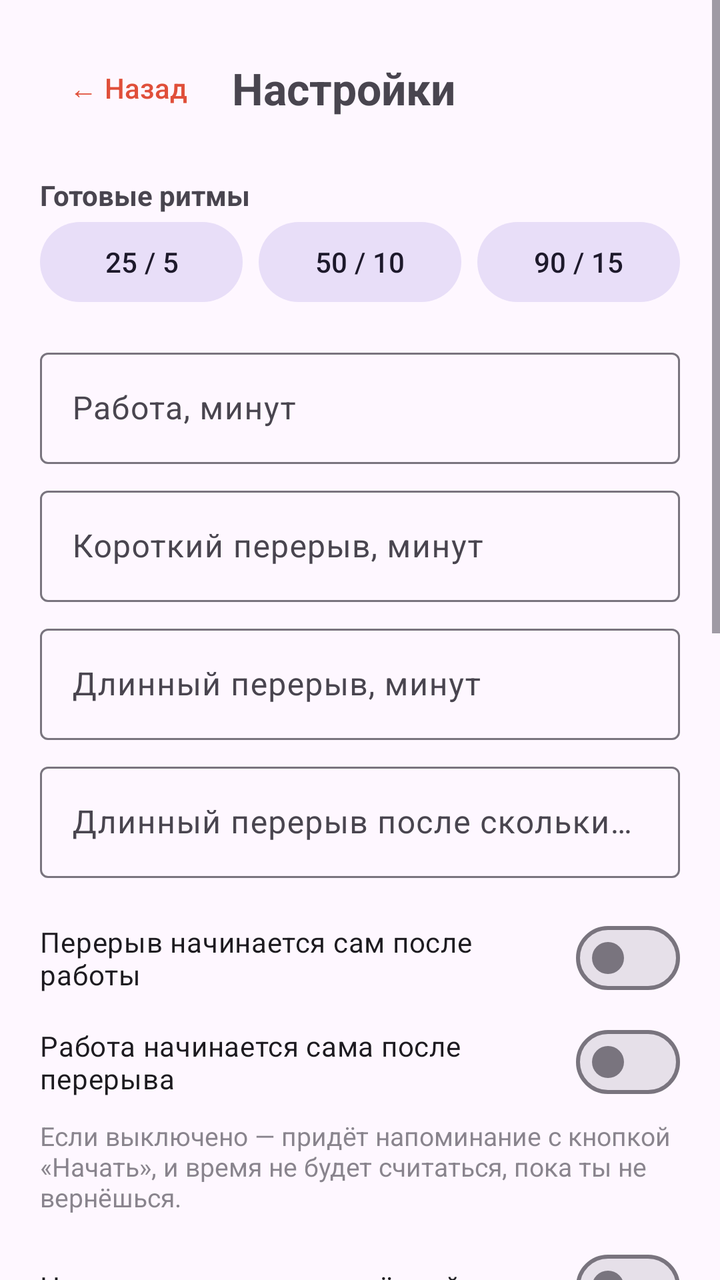
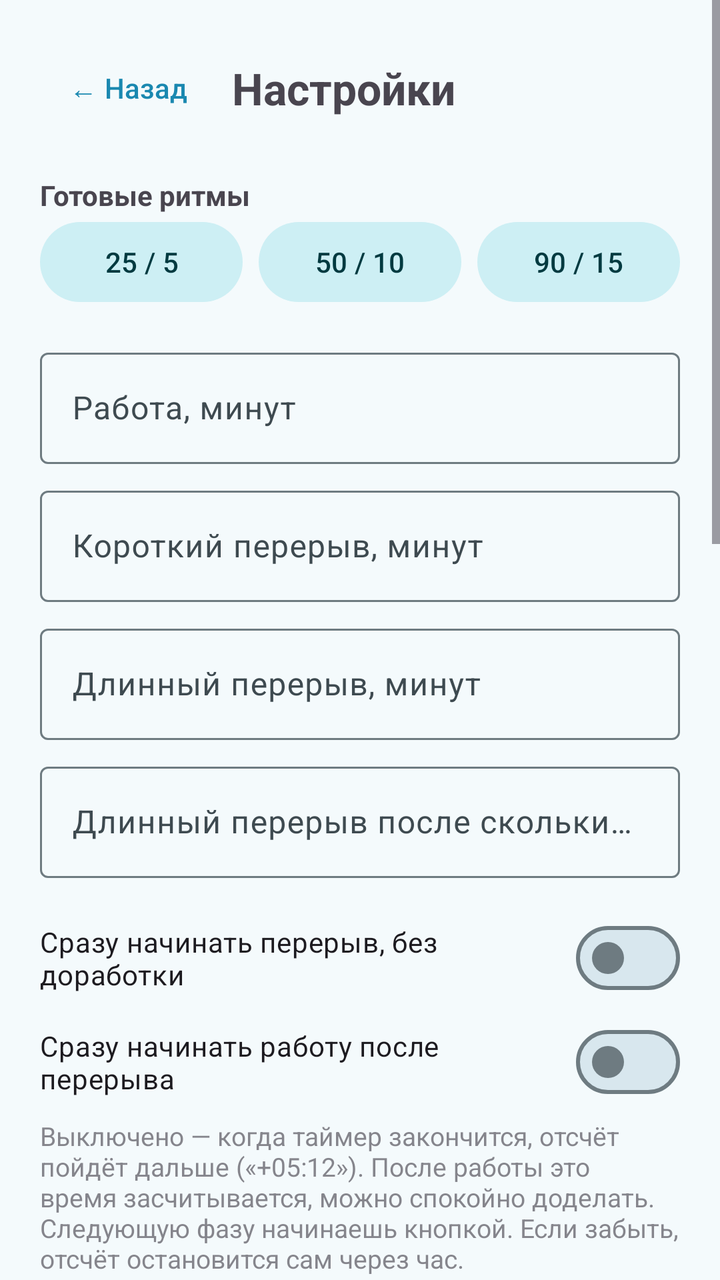

Screens rendered from an Android XML layout before and after an edit, with the pre-edit source and the edit as a unified diff.
<!-- AndroidManifest.xml: application theme Theme.Pomo -->
<!-- res/layout/activity_settings.xml -->
<?xml version="1.0" encoding="utf-8"?>
<ScrollView xmlns:android="http://schemas.android.com/apk/res/android"
    android:layout_width="match_parent"
    android:layout_height="match_parent">

    <LinearLayout
        android:layout_width="match_parent"
        android:layout_height="wrap_content"
        android:orientation="vertical"
        android:padding="20dp">

        <LinearLayout
            android:layout_width="match_parent"
            android:layout_height="wrap_content"
            android:gravity="center_vertical"
            android:orientation="horizontal">

            <com.google.android.material.button.MaterialButton
                android:id="@+id/backButton"
                style="@style/Widget.Material3.Button.TextButton"
                android:layout_width="wrap_content"
                android:layout_height="wrap_content"
                android:text="← Назад" />

            <TextView
                android:layout_width="wrap_content"
                android:layout_height="wrap_content"
                android:layout_marginStart="8dp"
                android:text="Настройки"
                android:textSize="22sp"
                android:textStyle="bold" />
        </LinearLayout>

        <TextView
            android:layout_width="wrap_content"
            android:layout_height="wrap_content"
            android:layout_marginTop="20dp"
            android:text="Готовые ритмы"
            android:textStyle="bold" />

        <LinearLayout
            android:layout_width="match_parent"
            android:layout_height="wrap_content"
            android:orientation="horizontal">

            <com.google.android.material.button.MaterialButton
                android:id="@+id/preset25"
                style="@style/Widget.Material3.Button.TonalButton"
                android:layout_width="0dp"
                android:layout_height="wrap_content"
                android:layout_marginEnd="4dp"
                android:layout_weight="1"
                android:text="25 / 5" />

            <com.google.android.material.button.MaterialButton
                android:id="@+id/preset50"
                style="@style/Widget.Material3.Button.TonalButton"
                android:layout_width="0dp"
                android:layout_height="wrap_content"
                android:layout_marginStart="4dp"
                android:layout_marginEnd="4dp"
                android:layout_weight="1"
                android:text="50 / 10" />

            <com.google.android.material.button.MaterialButton
                android:id="@+id/preset90"
                style="@style/Widget.Material3.Button.TonalButton"
                android:layout_width="0dp"
                android:layout_height="wrap_content"
                android:layout_marginStart="4dp"
                android:layout_weight="1"
                android:text="90 / 15" />
        </LinearLayout>

        <com.google.android.material.textfield.TextInputLayout
            style="@style/Widget.Material3.TextInputLayout.OutlinedBox"
            android:layout_width="match_parent"
            android:layout_height="wrap_content"
            android:layout_marginTop="16dp"
            android:hint="Работа, минут">

            <com.google.android.material.textfield.TextInputEditText
                android:id="@+id/workEdit"
                android:layout_width="match_parent"
                android:layout_height="wrap_content"
                android:inputType="number" />
        </com.google.android.material.textfield.TextInputLayout>

        <com.google.android.material.textfield.TextInputLayout
            style="@style/Widget.Material3.TextInputLayout.OutlinedBox"
            android:layout_width="match_parent"
            android:layout_height="wrap_content"
            android:layout_marginTop="8dp"
            android:hint="Короткий перерыв, минут">

            <com.google.android.material.textfield.TextInputEditText
                android:id="@+id/shortEdit"
                android:layout_width="match_parent"
                android:layout_height="wrap_content"
                android:inputType="number" />
        </com.google.android.material.textfield.TextInputLayout>

        <com.google.android.material.textfield.TextInputLayout
            style="@style/Widget.Material3.TextInputLayout.OutlinedBox"
            android:layout_width="match_parent"
            android:layout_height="wrap_content"
            android:layout_marginTop="8dp"
            android:hint="Длинный перерыв, минут">

            <com.google.android.material.textfield.TextInputEditText
                android:id="@+id/longEdit"
                android:layout_width="match_parent"
                android:layout_height="wrap_content"
                android:inputType="number" />
        </com.google.android.material.textfield.TextInputLayout>

        <com.google.android.material.textfield.TextInputLayout
            style="@style/Widget.Material3.TextInputLayout.OutlinedBox"
            android:layout_width="match_parent"
            android:layout_height="wrap_content"
            android:layout_marginTop="8dp"
            android:hint="Длинный перерыв после скольких циклов">

            <com.google.android.material.textfield.TextInputEditText
                android:id="@+id/cyclesEdit"
                android:layout_width="match_parent"
                android:layout_height="wrap_content"
                android:inputType="number" />
        </com.google.android.material.textfield.TextInputLayout>

        <com.google.android.material.materialswitch.MaterialSwitch
            android:id="@+id/autoBreakSwitch"
            android:layout_width="match_parent"
            android:layout_height="wrap_content"
            android:layout_marginTop="16dp"
            android:text="Перерыв начинается сам после работы" />

        <com.google.android.material.materialswitch.MaterialSwitch
            android:id="@+id/autoWorkSwitch"
            android:layout_width="match_parent"
            android:layout_height="wrap_content"
            android:layout_marginTop="4dp"
            android:text="Работа начинается сама после перерыва" />

        <TextView
            android:layout_width="match_parent"
            android:layout_height="wrap_content"
            android:layout_marginTop="4dp"
            android:alpha="0.65"
            android:text="Если выключено — придёт напоминание с кнопкой «Начать», и время не будет считаться, пока ты не вернёшься."
            android:textSize="13sp" />

        <com.google.android.material.materialswitch.MaterialSwitch
            android:id="@+id/keepScreenSwitch"
            android:layout_width="match_parent"
            android:layout_height="wrap_content"
            android:layout_marginTop="12dp"
            android:text="Не гасить экран, пока идёт таймер" />

        <TextView
            android:layout_width="match_parent"
            android:layout_height="wrap_content"
            android:alpha="0.65"
            android:text="Работает, пока приложение открыто на экране. На паузе и после остановки экран гаснет как обычно."
            android:textSize="13sp" />

        <TextView
            android:layout_width="match_parent"
            android:layout_height="wrap_content"
            android:layout_marginTop="24dp"
            android:text="Звуки"
            android:textStyle="bold" />

        <LinearLayout
            android:layout_width="match_parent"
            android:layout_height="wrap_content"
            android:layout_marginTop="8dp"
            android:gravity="center_vertical"
            android:orientation="horizontal">

            <LinearLayout
                android:layout_width="0dp"
                android:layout_height="wrap_content"
                android:layout_weight="1"
                android:orientation="vertical">

                <TextView
                    android:layout_width="wrap_content"
                    android:layout_height="wrap_content"
                    android:text="Конец работы (пора отдыхать)"
                    android:textSize="15sp" />

                <TextView
                    android:id="@+id/workSoundName"
                    android:layout_width="wrap_content"
                    android:layout_height="wrap_content"
                    android:alpha="0.65"
                    android:textSize="13sp" />
            </LinearLayout>

            <com.google.android.material.button.MaterialButton
                android:id="@+id/workSoundPlay"
                style="@style/Widget.Material3.Button.TextButton"
                android:layout_width="wrap_content"
                android:layout_height="wrap_content"
                android:minWidth="48dp"
                android:text="▶" />

            <com.google.android.material.button.MaterialButton
                android:id="@+id/workSoundChange"
                style="@style/Widget.Material3.Button.TonalButton"
                android:layout_width="wrap_content"
                android:layout_height="wrap_content"
                android:text="Сменить" />
        </LinearLayout>

        <LinearLayout
            android:layout_width="match_parent"
            android:layout_height="wrap_content"
            android:layout_marginTop="8dp"
            android:gravity="center_vertical"
            android:orientation="horizontal">

            <LinearLayout
                android:layout_width="0dp"
                android:layout_height="wrap_content"
                android:layout_weight="1"
                android:orientation="vertical">

                <TextView
                    android:layout_width="wrap_content"
                    android:layout_height="wrap_content"
                    android:text="Конец перерыва (пора работать)"
                    android:textSize="15sp" />

                <TextView
                    android:id="@+id/breakSoundName"
                    android:layout_width="wrap_content"
                    android:layout_height="wrap_content"
                    android:alpha="0.65"
                    android:textSize="13sp" />
            </LinearLayout>

            <com.google.android.material.button.MaterialButton
                android:id="@+id/breakSoundPlay"
                style="@style/Widget.Material3.Button.TextButton"
                android:layout_width="wrap_content"
                android:layout_height="wrap_content"
                android:minWidth="48dp"
                android:text="▶" />

            <com.google.android.material.button.MaterialButton
                android:id="@+id/breakSoundChange"
                style="@style/Widget.Material3.Button.TonalButton"
                android:layout_width="wrap_content"
                android:layout_height="wrap_content"
                android:text="Сменить" />
        </LinearLayout>

        <com.google.android.material.materialswitch.MaterialSwitch
            android:id="@+id/alarmVolumeSwitch"
            android:layout_width="match_parent"
            android:layout_height="wrap_content"
            android:layout_marginTop="12dp"
            android:text="Громкость будильника" />

        <TextView
            android:layout_width="match_parent"
            android:layout_height="wrap_content"
            android:alpha="0.65"
            android:text="Включено — звук слышно и в беззвучном режиме, громкость как у будильника. Выключено — громкость уведомлений."
            android:textSize="13sp" />

        <com.google.android.material.button.MaterialButton
            android:id="@+id/saveButton"
            android:layout_width="match_parent"
            android:layout_height="56dp"
            android:layout_marginTop="20dp"
            android:text="Сохранить" />

        <TextView
            android:layout_width="match_parent"
            android:layout_height="wrap_content"
            android:layout_marginTop="28dp"
            android:text="Надёжность"
            android:textStyle="bold" />

        <TextView
            android:layout_width="match_parent"
            android:layout_height="wrap_content"
            android:layout_marginTop="4dp"
            android:alpha="0.65"
            android:text="Если напоминания опаздывают, в сведениях о приложении сними ограничения батареи. Вибрацию напоминаний можно настроить в настройках уведомлений."
            android:textSize="13sp" />

        <com.google.android.material.button.MaterialButton
            android:id="@+id/notifButton"
            style="@style/Widget.Material3.Button.OutlinedButton"
            android:layout_width="match_parent"
            android:layout_height="wrap_content"
            android:layout_marginTop="8dp"
            android:text="Настройки уведомлений" />

        <com.google.android.material.button.MaterialButton
            android:id="@+id/appInfoButton"
            style="@style/Widget.Material3.Button.OutlinedButton"
            android:layout_width="match_parent"
            android:layout_height="wrap_content"
            android:text="Сведения о приложении (батарея)" />
    </LinearLayout>
</ScrollView>
<!-- resources referenced by this layout -->
<resources>
  <style name="Theme.Pomo" parent="Theme.Material3.DayNight.NoActionBar">
          <item name="colorPrimary">@color/tomato</item>
          <item name="colorOnPrimary">@android:color/white</item>
          <item name="colorSecondary">@color/leaf</item>
      </style>
  <color name="tomato">#E04F3A</color>
  <color name="leaf">#2E9E5B</color>
</resources>

<!-- the commit's change to res/layout/activity_settings.xml (unified diff, before → after) -->
@@ -133,21 +133,21 @@
             android:layout_width="match_parent"
             android:layout_height="wrap_content"
             android:layout_marginTop="16dp"
-            android:text="Перерыв начинается сам после работы" />
+            android:text="Сразу начинать перерыв, без доработки" />
 
         <com.google.android.material.materialswitch.MaterialSwitch
             android:id="@+id/autoWorkSwitch"
             android:layout_width="match_parent"
             android:layout_height="wrap_content"
             android:layout_marginTop="4dp"
-            android:text="Работа начинается сама после перерыва" />
+            android:text="Сразу начинать работу после перерыва" />
 
         <TextView
             android:layout_width="match_parent"
             android:layout_height="wrap_content"
             android:layout_marginTop="4dp"
             android:alpha="0.65"
-            android:text="Если выключено — придёт напоминание с кнопкой «Начать», и время не будет считаться, пока ты не вернёшься."
+            android:text="Выключено — когда таймер закончится, отсчёт пойдёт дальше («+05:12»). После работы это время засчитывается, можно спокойно доделать. Следующую фазу начинаешь кнопкой. Если забыть, отсчёт остановится сам через час."
             android:textSize="13sp" />
 
         <com.google.android.material.materialswitch.MaterialSwitch
@@ -163,6 +163,41 @@
             android:alpha="0.65"
             android:text="Работает, пока приложение открыто на экране. На паузе и после остановки экран гаснет как обычно."
             android:textSize="13sp" />
+
+        <TextView
+            android:layout_width="match_parent"
+            android:layout_height="wrap_content"
+            android:layout_marginTop="24dp"
+            android:text="Цели"
+            android:textStyle="bold" />
+
+        <com.google.android.material.textfield.TextInputLayout
+            style="@style/Widget.Material3.TextInputLayout.OutlinedBox"
+            android:layout_width="match_parent"
+            android:layout_height="wrap_content"
+            android:layout_marginTop="8dp"
+            android:hint="Цель на день, часов (0 — без цели)">
+
+            <com.google.android.material.textfield.TextInputEditText
+                android:id="@+id/dailyGoalEdit"
+                android:layout_width="match_parent"
+                android:layout_height="wrap_content"
+                android:inputType="numberDecimal" />
+        </com.google.android.material.textfield.TextInputLayout>
+
+        <com.google.android.material.textfield.TextInputLayout
+            style="@style/Widget.Material3.TextInputLayout.OutlinedBox"
+            android:layout_width="match_parent"
+            android:layout_height="wrap_content"
+            android:layout_marginTop="8dp"
+            android:hint="Большая цель, часов (0 — без цели)">
+
+            <com.google.android.material.textfield.TextInputEditText
+                android:id="@+id/bigGoalEdit"
+                android:layout_width="match_parent"
+                android:layout_height="wrap_content"
+                android:inputType="number" />
+        </com.google.android.material.textfield.TextInputLayout>
 
         <TextView
             android:layout_width="match_parent"
<!-- resource entries referenced after the edit -->
@@ -1,11 +1,43 @@
 <!-- resources referenced by this layout -->
 <resources>
   <style name="Theme.Pomo" parent="Theme.Material3.DayNight.NoActionBar">
-          <item name="colorPrimary">@color/tomato</item>
-          <item name="colorOnPrimary">@android:color/white</item>
-          <item name="colorSecondary">@color/leaf</item>
+          <item name="colorPrimary">#1A88B0</item>
+          <item name="colorOnPrimary">#FFFFFF</item>
+          <item name="colorPrimaryContainer">#C4E9F7</item>
+          <item name="colorOnPrimaryContainer">#00354A</item>
+          <item name="colorPrimaryInverse">#7DD0EE</item>
+  
+          <item name="colorSecondary">#169A8E</item>
+          <item name="colorOnSecondary">#FFFFFF</item>
+          <item name="colorSecondaryContainer">#CDEFF4</item>
+          <item name="colorOnSecondaryContainer">#003A40</item>
+  
+          <item name="colorTertiary">#3F7FBF</item>
+          <item name="colorOnTertiary">#FFFFFF</item>
+          <item name="colorTertiaryContainer">#D6E6FA</item>
+          <item name="colorOnTertiaryContainer">#0E2F52</item>
+  
+          <item name="android:colorBackground">#F4FAFC</item>
+          <item name="colorOnBackground">#151C1F</item>
+          <item name="colorSurface">#F4FAFC</item>
+          <item name="colorOnSurface">#151C1F</item>
+          <item name="colorSurfaceVariant">#DAE7ED</item>
+          <item name="colorOnSurfaceVariant">#3E4A50</item>
+          <item name="colorSurfaceInverse">#2A3134</item>
+          <item name="colorOnSurfaceInverse">#EBF2F5</item>
+          <item name="colorSurfaceContainerLowest">#FFFFFF</item>
+          <item name="colorSurfaceContainerLow">#EBF5F9</item>
+          <item name="colorSurfaceContainer">#E5F1F6</item>
+          <item name="colorSurfaceContainerHigh">#DFECF2</item>
+          <item name="colorSurfaceContainerHighest">#D8E7EE</item>
+          <item name="colorSurfaceDim">#D2E0E6</item>
+          <item name="colorSurfaceBright">#F4FAFC</item>
+          <item name="colorOutline">#6E7B81</item>
+          <item name="colorOutlineVariant">#BCCAD0</item>
+  
+          <item name="android:statusBarColor">#F4FAFC</item>
+          <item name="android:windowLightStatusBar">true</item>
+          <item name="android:navigationBarColor">#F4FAFC</item>
       </style>
-  <color name="tomato">#E04F3A</color>
-  <color name="leaf">#2E9E5B</color>
 </resources>
 
